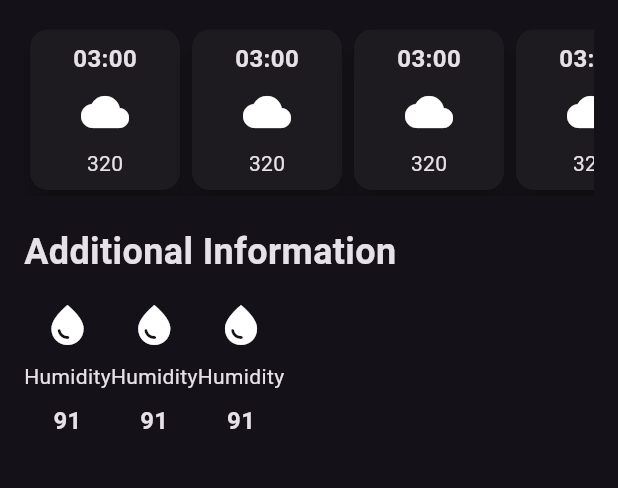
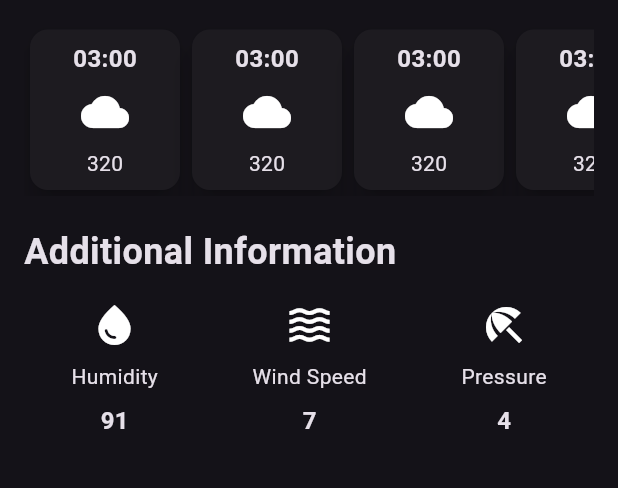
Before and after one commit to SujayPrabhu96/weather-app-flutter, a Flutter app: the screen it shows after launch, on a phone screen of 412 x 824 dp, the part 506-994 px from its top. Run offline on Flutter 3.47's test engine with Material 3 defaults, Android fonts, the phone set to English and light mode, and no system bars.

Commit message:
Dynamically pass data for additional info widget

```diff
--- a/lib/additional_info_item.dart
+++ b/lib/additional_info_item.dart
@@ -2,30 +2,30 @@ import 'package:flutter/material.dart';
 
 class AdditionalInfoItem extends StatelessWidget {
   final IconData icon;
-  final String title;
+  final String label;
   final String value;
 
   const AdditionalInfoItem({
     super.key,
     required this.icon,
-    required this.title,
+    required this.label,
     required this.value,
   });
 
   @override
   Widget build(BuildContext context) {
-    return const Column(
+    return Column(
       children: [
         Icon(
-          Icons.water_drop,
+          icon,
           size: 32,
         ),
-        SizedBox(height: 8),
-        Text('Humidity'),
-        SizedBox(height: 8),
+        const SizedBox(height: 8),
+        Text(label),
+        const SizedBox(height: 8),
         Text(
-          '91',
-          style: TextStyle(
+          value,
+          style: const TextStyle(
             fontSize: 16,
             fontWeight: FontWeight.bold
           ),
--- a/lib/weather_screen.dart
+++ b/lib/weather_screen.dart
@@ -116,20 +116,21 @@ class WeatherScreen extends StatelessWidget {
               height: 16,
             ),
             const Row(
+              mainAxisAlignment: MainAxisAlignment.spaceAround,
               children: [
                 AdditionalInfoItem(
                   icon: Icons.water_drop,
-                  title: 'Humidity',
+                  label: 'Humidity',
                   value: '91',
                 ),
                 AdditionalInfoItem(
                   icon: Icons.waves,
-                  title: 'Wind Speed',
+                  label: 'Wind Speed',
                   value: '7',
                 ),
                 AdditionalInfoItem(
-                  icon: Icons.wb_sunny,
-                  title: 'Visibility',
+                  icon: Icons.beach_access,
+                  label: 'Pressure',
                   value: '4',
                 ),
               ],
```
